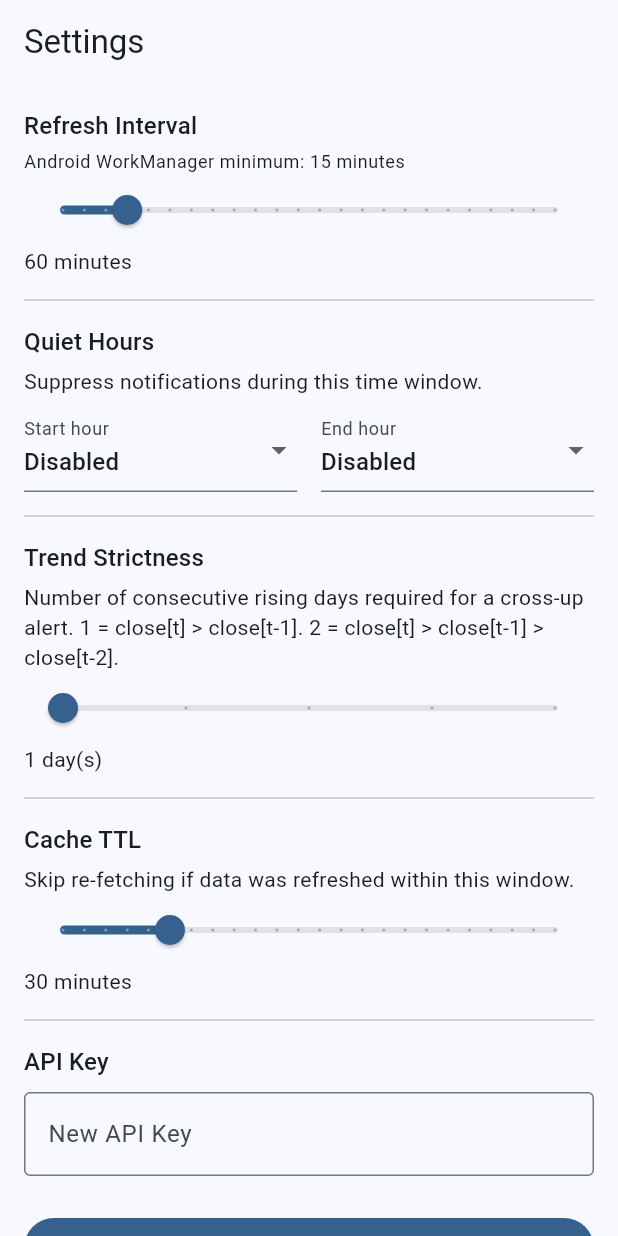
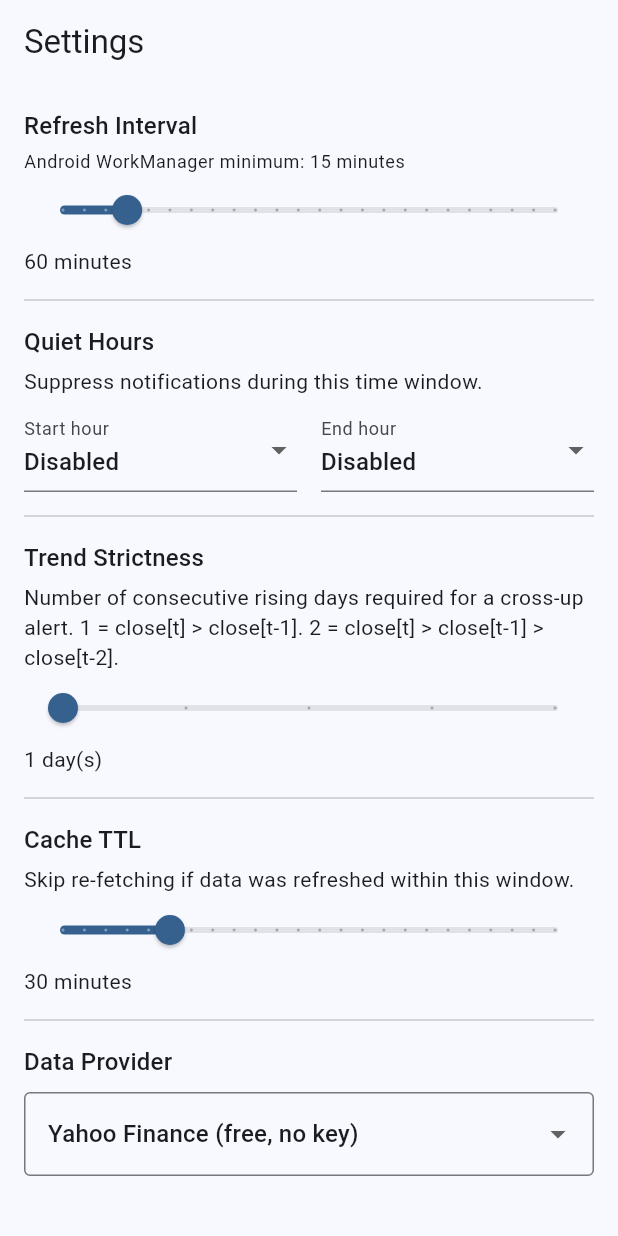
Before and after one commit to RajwanYair/Stock200Alert, a Flutter app: the SettingsScreen screen opened by its route, on a phone screen of 412 x 824 dp. Run offline on Flutter 3.47's test engine with Material 3 defaults, Android fonts, the light colour scheme and no system bars; our stand-ins replace dio, drift, equatable, fl_chart, flutter_dotenv, flutter_local_notifications and 4 more; missing offline and left inert: workmanager; accounts and stored records are empty; generated files the repository leaves out were written again; statements that could not run were skipped.

Commit message:
feat: add Yahoo Finance provider (free, no API key required)
- Add YahooFinanceProvider using public v8 chart API
- Default data source changed from alpha_vantage to yahoo_finance
- Provider wiring supports yahoo_finance, alpha_vantage, and mock
- Settings screen: data provider dropdown, API key conditional on Alpha Vantage
- Zero analysis issues, all 25 tests pass

```diff
--- a/lib/src/data/database/database.dart
+++ b/lib/src/data/database/database.dart
@@ -64,7 +64,7 @@ class AppSettingsTable extends Table {
   IntColumn get trendStrictnessDays =>
       integer().withDefault(const Constant(1))();
   TextColumn get providerName =>
-      text().withDefault(const Constant('alpha_vantage'))();
+      text().withDefault(const Constant('yahoo_finance'))();
   IntColumn get cacheTtlMinutes => integer().withDefault(const Constant(30))();
 
   @override
--- a/lib/src/data/providers/providers.dart
+++ b/lib/src/data/providers/providers.dart
@@ -4,3 +4,4 @@ library;
 export 'alpha_vantage_provider.dart';
 export 'market_data_provider.dart';
 export 'mock_provider.dart';
+export 'yahoo_finance_provider.dart';
--- a/lib/src/domain/entities.dart
+++ b/lib/src/domain/entities.dart
@@ -192,7 +192,7 @@ class AppSettings extends Equatable {
     this.quietHoursStart,
     this.quietHoursEnd,
     this.trendStrictnessDays = 1,
-    this.providerName = 'alpha_vantage',
+    this.providerName = 'yahoo_finance',
     this.cacheTtlMinutes = 30,
   });
 
--- a/lib/src/presentation/providers.dart
+++ b/lib/src/presentation/providers.dart
@@ -50,19 +50,25 @@ final marketDataProviderProvider = FutureProvider<IMarketDataProvider>((
 ) async {
   final db = ref.watch(databaseProvider);
   final settings = await db.getSettings();
-  final providerName = settings?.providerName ?? 'alpha_vantage';
+  final providerName = settings?.providerName ?? 'yahoo_finance';
+  final logger = ref.read(loggerProvider);
 
-  if (providerName == 'mock') {
-    return MockMarketDataProvider();
+  switch (providerName) {
+    case 'yahoo_finance':
+      return YahooFinanceProvider(logger: logger);
+    case 'alpha_vantage':
+      final storage = ref.watch(secureStorageProvider);
+      final apiKey = await storage.read(key: 'market_data_api_key') ?? '';
+      if (apiKey.isEmpty) {
+        logger.w('Alpha Vantage selected but no API key — falling back to Yahoo Finance');
+        return YahooFinanceProvider(logger: logger);
+      }
+      return AlphaVantageProvider(apiKey: apiKey, logger: logger);
+    case 'mock':
+      return MockMarketDataProvider();
+    default:
+      return YahooFinanceProvider(logger: logger);
   }
-
-  final storage = ref.watch(secureStorageProvider);
-  final apiKey = await storage.read(key: 'market_data_api_key') ?? '';
-  if (apiKey.isEmpty) {
-    return MockMarketDataProvider();
-  }
-
-  return AlphaVantageProvider(apiKey: apiKey, logger: ref.read(loggerProvider));
 });
 
 // ---------------------------------------------------------------------------
--- a/lib/src/presentation/screens/settings_screen.dart
+++ b/lib/src/presentation/screens/settings_screen.dart
@@ -167,18 +167,56 @@ class _SettingsScreenState extends ConsumerState<SettingsScreen> {
               Text('${_settings.cacheTtlMinutes} minutes'),
               const Divider(height: 32),
 
-              // API Key
-              Text('API Key', style: Theme.of(context).textTheme.titleMedium),
+              // Data provider
+              Text(
+                'Data Provider',
+                style: Theme.of(context).textTheme.titleMedium,
+              ),
               const SizedBox(height: 8),
-              TextField(
-                controller: _apiKeyController,
+              DropdownButtonFormField<String>(
+                initialValue: _settings.providerName,
                 decoration: const InputDecoration(
                   border: OutlineInputBorder(),
-                  labelText: 'New API Key',
-                  hintText: 'Leave blank to keep current',
                 ),
-                obscureText: true,
+                items: const [
+                  DropdownMenuItem(
+                    value: 'yahoo_finance',
+                    child: Text('Yahoo Finance (free, no key)'),
+                  ),
+                  DropdownMenuItem(
+                    value: 'alpha_vantage',
+                    child: Text('Alpha Vantage (requires API key)'),
+                  ),
+                  DropdownMenuItem(
+                    value: 'mock',
+                    child: Text('Mock (offline / testing)'),
+                  ),
+                ],
+                onChanged: (v) => setState(() {
+                  _settings = _settings.copyWith(
+                    providerName: v ?? 'yahoo_finance',
+                  );
+                }),
               ),
+              const SizedBox(height: 16),
+
+              // API Key (only shown for Alpha Vantage)
+              if (_settings.providerName == 'alpha_vantage') ...[
+                Text(
+                  'API Key',
+                  style: Theme.of(context).textTheme.titleMedium,
+                ),
+                const SizedBox(height: 8),
+                TextField(
+                  controller: _apiKeyController,
+                  decoration: const InputDecoration(
+                    border: OutlineInputBorder(),
+                    labelText: 'Alpha Vantage API Key',
+                    hintText: 'Leave blank to keep current',
+                  ),
+                  obscureText: true,
+                ),
+              ],
               const SizedBox(height: 24),
 
               // Save button
```
Also changed, not shown: lib/src/data/providers/yahoo_finance_provider.dart (added, +186 -0 lines).
